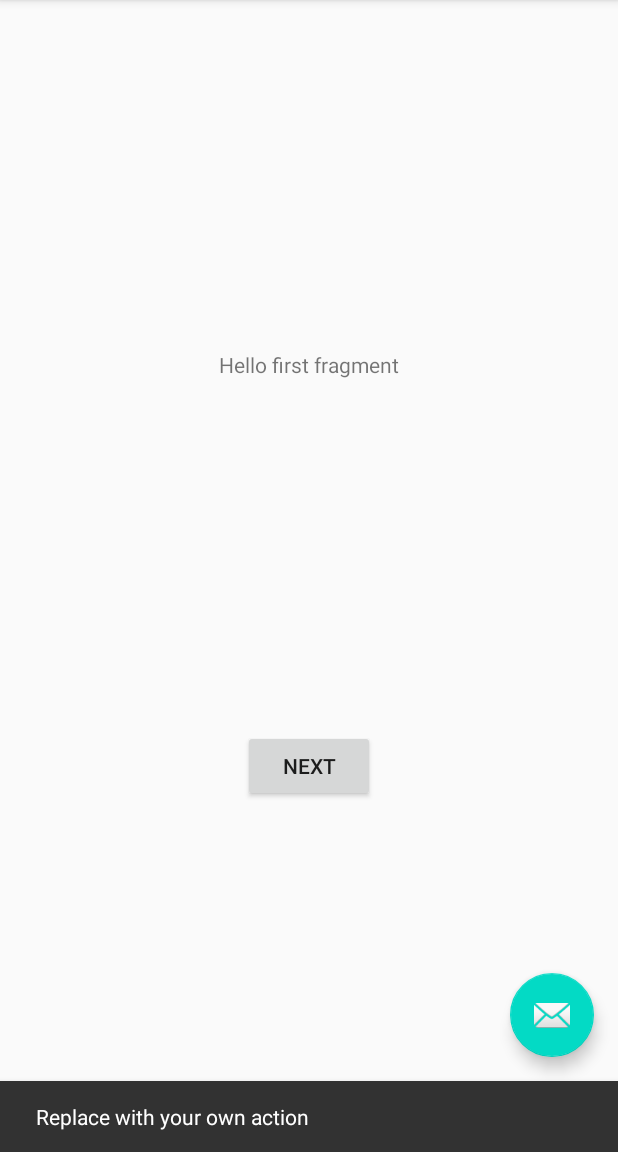
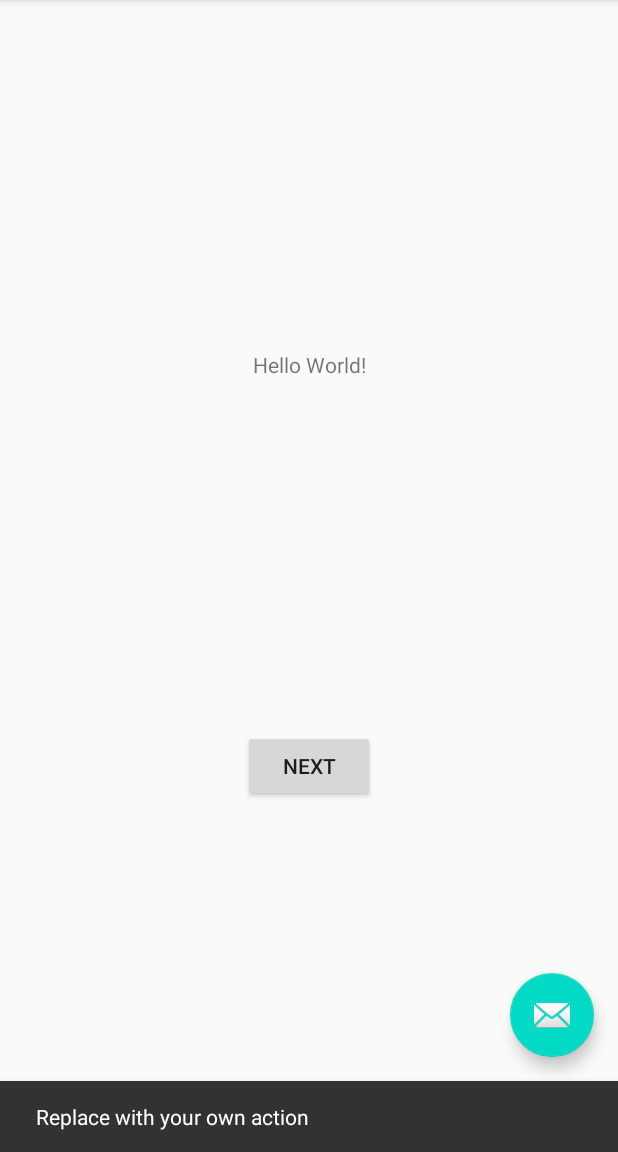
Before and after one commit to mararosa/Android-App---random-number, an Android app: the screen it shows after launch (MainActivity), after a tap on an icon or button, on a phone screen of 412 x 824 dp, the part 84-1236 px from its top. Run offline under Robolectric (Android 15) with nearby library versions, the phone set to English and light mode, and no system bars.

Commit message:
Change property values

```diff
--- a/app/src/main/res/values/strings.xml
+++ b/app/src/main/res/values/strings.xml
@@ -7,6 +7,6 @@
     <string name="next">Next</string>
     <string name="previous">Previous</string>
 
-    <string name="hello_first_fragment">Hello first fragment</string>
+    <string name="hello_first_fragment">Hello World!</string>
     <string name="hello_second_fragment">Hello second fragment. Arg: %1$s</string>
 </resources>
```
